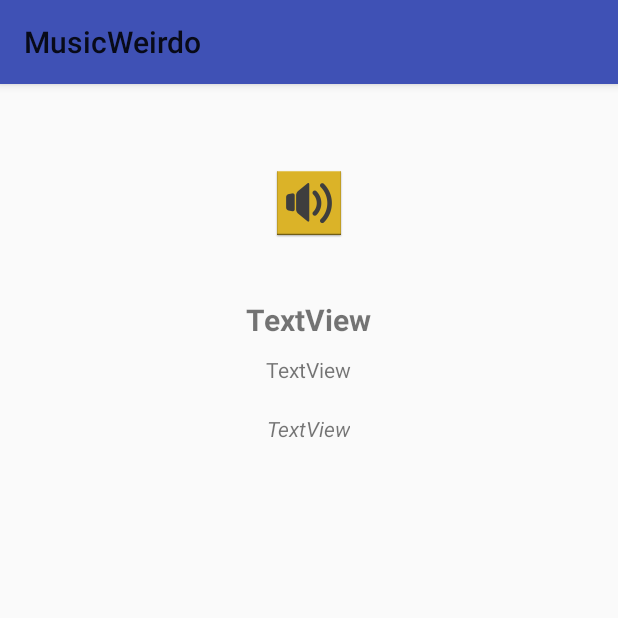
After one commit to vitorvmiguel/MusicWeirdo, an Android app: the NotificationActivity screen opened directly, with no data from a screen before it, on a phone screen of 412 x 824 dp, the top half of it. The commit adds this screen. Run offline under Robolectric (Android 15) with nearby library versions, the phone set to English and light mode, and no system bars; 3 statements that could not run were skipped.

Commit message:
Add Notification

```diff
--- /dev/null
+++ b/app/src/main/java/vm/android/musicweirdo/NotificationActivity.java
@@ -0,0 +1,42 @@
+package vm.android.musicweirdo;
+
+import android.content.Intent;
+import android.support.v7.app.AppCompatActivity;
+import android.os.Bundle;
+import android.util.Log;
+import android.widget.TextView;
+
+import java.util.ArrayList;
+import java.util.List;
+
+import vm.android.musicweirdo.data.Track;
+
+/**
+ * NotificationActivity used to display extra detail for the song played
+ * */
+public class NotificationActivity extends AppCompatActivity {
+
+    private static final String TAG = NotificationActivity.class.getSimpleName();
+    private List<Track> mTrackList = new ArrayList<>();
+    private int listIndex;
+
+    @Override
+    protected void onCreate(Bundle savedInstanceState) {
+        super.onCreate(savedInstanceState);
+        setContentView(R.layout.activity_notification);
+
+        this.mTrackList = PlayerActivity.getmTrackList();
+
+        Intent mIntent = getIntent();
+        Log.i(NotificationActivity.TAG, mIntent.toString());
+        listIndex = mIntent.getIntExtra("Index", -1);
+
+        final TextView songTitle = (TextView) findViewById(R.id.tv_song_title);
+        final TextView songCountry = (TextView) findViewById(R.id.tv_song_country);
+        final TextView songDescription = (TextView) findViewById(R.id.tv_song_description);
+
+        songTitle.setText(this.mTrackList.get(listIndex).getTrackName());
+        songCountry.setText(this.mTrackList.get(listIndex).getTrackCountry());
+        songDescription.setText(this.mTrackList.get(listIndex).getTrackDescription());
+    }
+}
--- a/app/src/main/java/vm/android/musicweirdo/adapters/TrackListAdapter.java
+++ b/app/src/main/java/vm/android/musicweirdo/adapters/TrackListAdapter.java
@@ -16,6 +16,10 @@ import java.util.List;
 import vm.android.musicweirdo.PlayerActivity;
 import vm.android.musicweirdo.R;
 import vm.android.musicweirdo.data.Track;
+
+/**
+ * TrackListAdapter is the adapter that inflates the track_list layout into a list view
+ * */
 
 public class TrackListAdapter extends ArrayAdapter<Track> {
     private static final String TAG = TrackListAdapter.class.getSimpleName();
--- a/app/src/main/java/vm/android/musicweirdo/data/Track.java
+++ b/app/src/main/java/vm/android/musicweirdo/data/Track.java
@@ -1,7 +1,8 @@
 package vm.android.musicweirdo.data;
 
 /**
- * Created by vitormiguel on 04/04/17.
+ * Track is a data class used to define the songs files, storing the information into an object,
+ * basically just have the necessary assignment properties, constructor, getters and setters
  */
 
 public class Track {
--- /dev/null
+++ b/app/src/main/res/layout/activity_notification.xml
@@ -0,0 +1,44 @@
+<?xml version="1.0" encoding="utf-8"?>
+<LinearLayout xmlns:android="http://schemas.android.com/apk/res/android"
+    xmlns:app="http://schemas.android.com/apk/res-auto"
+    xmlns:tools="http://schemas.android.com/tools"
+    android:layout_width="match_parent"
+    android:layout_height="match_parent"
+    android:orientation="vertical"
+    android:gravity="center_horizontal"
+    android:padding="15dp"
+    tools:context="vm.android.musicweirdo.NotificationActivity">
+
+    <ImageView
+        android:id="@+id/imageView"
+        android:layout_width="match_parent"
+        android:layout_height="wrap_content"
+        app:srcCompat="@mipmap/ic_launcher"
+        android:layout_marginTop="40dp"/>
+
+    <TextView
+        android:id="@+id/tv_song_title"
+        android:layout_width="wrap_content"
+        android:layout_height="wrap_content"
+        android:textSize="20dp"
+        android:textStyle="bold"
+        android:layout_marginTop="40dp"
+        android:text="TextView" />
+
+    <TextView
+        android:id="@+id/tv_song_country"
+        android:layout_width="wrap_content"
+        android:layout_height="wrap_content"
+        android:layout_marginTop="10dp"
+        android:text="TextView" />
+
+    <TextView
+        android:id="@+id/tv_song_description"
+        android:layout_width="wrap_content"
+        android:layout_height="wrap_content"
+        android:layout_marginTop="20dp"
+        android:textStyle="italic"
+        android:text="TextView" />
+
+
+</LinearLayout>
--- a/app/src/main/res/layout/track_list.xml
+++ b/app/src/main/res/layout/track_list.xml
@@ -17,7 +17,7 @@
     <LinearLayout
         android:layout_width="0dp"
         android:layout_height="wrap_content"
-        android:layout_weight="8"
+        android:layout_weight="9"
         android:orientation="vertical"
         android:gravity="center"
         android:padding="10dp">
@@ -27,7 +27,7 @@
             android:layout_width="match_parent"
             android:layout_height="wrap_content"
             android:textStyle="bold"
-            android:textSize="20sp"
+            android:textSize="19sp"
             android:text="TextView"/>
 
         <TextView
```
Also changed, not shown: app/src/main/AndroidManifest.xml (+5 -5 lines), app/src/main/java/vm/android/musicweirdo/PlayerActivity.java (+46 -14 lines), app/src/main/java/vm/android/musicweirdo/services/PlayerService.java (+78 -50 lines), app/src/main/res/mipmap-hdpi/ic_launcher.png, app/src/main/res/mipmap-hdpi/ic_launcher_round.png (deleted), app/src/main/res/mipmap-mdpi/ic_launcher_round.png (deleted), app/src/main/res/mipmap-xhdpi/ic_launcher.png, app/src/main/res/mipmap-xhdpi/ic_launcher_round.png (deleted), app/src/main/res/mipmap-xxhdpi/ic_launcher.png, app/src/main/res/mipmap-xxhdpi/ic_launcher_round.png (deleted), app/src/main/res/mipmap-xxxhdpi/ic_launcher.png, app/src/main/res/mipmap-xxxhdpi/ic_launcher_round.png (deleted), 1 other file.
